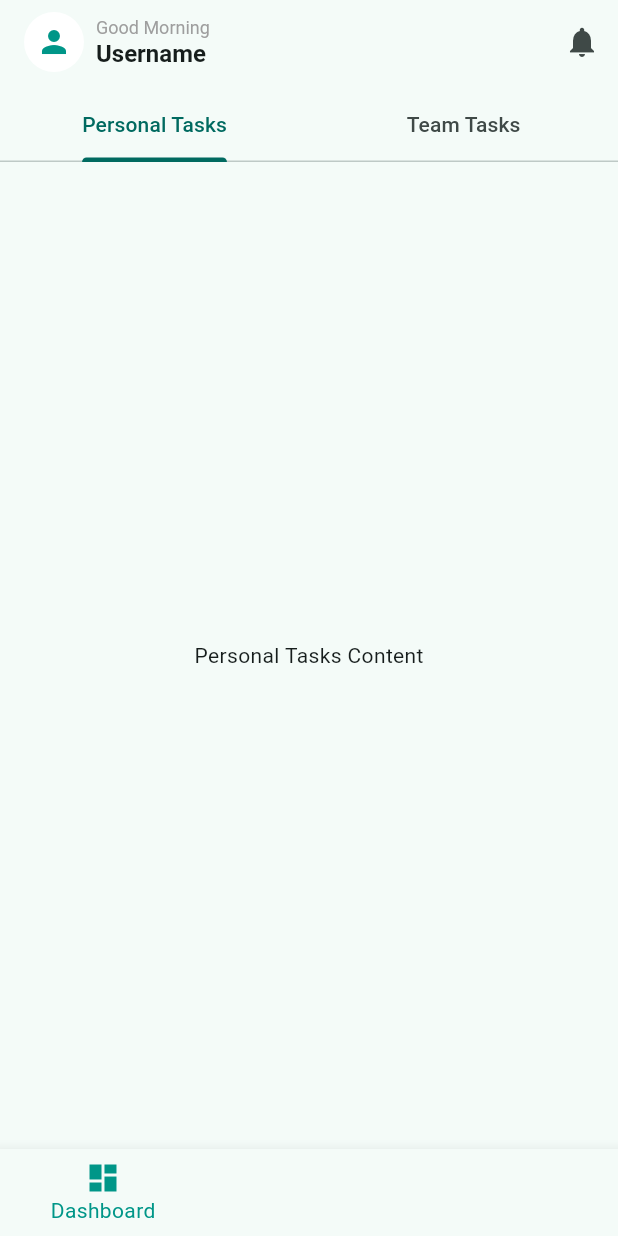
After one commit to OpiniIsaac/task-manager, a Flutter app: the Dashboard screen opened by its route, on a phone screen of 412 x 824 dp. The commit adds this screen. Run offline on Flutter 3.47's test engine with Material 2 defaults, Android fonts, the phone set to English and light mode, and no system bars.

Commit message:
started on home screen

```diff
--- a/lib/main.dart
+++ b/lib/main.dart
@@ -33,7 +33,7 @@ class MyApp extends StatelessWidget {
             '/third':(context) => ThirdWelcome(),
              '/login':(context) => Login(),
              '/signup':(context) => Register(),
-             '/home':(context) => Home()
+             '/home':(context) => Dashboard()
               },
       // home: Login(),
     );
--- /dev/null
+++ b/lib/scrrens/Tasks.dart
@@ -0,0 +1,50 @@
+import 'package:flutter/material.dart';
+import 'package:task_managaer/widgets/appbar.dart';
+
+class Tasks extends StatelessWidget {
+  @override
+  Widget build(BuildContext context) {
+    return DefaultTabController(
+      length: 2, // Number of tabs
+      child: Scaffold(
+
+        body: Column(
+          children: [
+            TabBar(
+              tabs: [
+                Tab(text: 'Personal Tasks'),
+                Tab(text: 'Team Tasks'),
+              ],
+            ),
+            Expanded(
+              child: TabBarView(
+                children: [
+                  PersonalTasksTab(),
+                  TeamTasksTab(),
+                ],
+              ),
+            ),
+          ],
+        ),
+      ),
+    );
+  }
+}
+
+class PersonalTasksTab extends StatelessWidget {
+  @override
+  Widget build(BuildContext context) {
+    return Center(
+      child: Text('Personal Tasks Content'),
+    );
+  }
+}
+
+class TeamTasksTab extends StatelessWidget {
+  @override
+  Widget build(BuildContext context) {
+    return Center(
+      child: Text('Team Tasks Content'),
+    );
+  }
+}
--- a/lib/scrrens/dashboard.dart
+++ b/lib/scrrens/dashboard.dart
@@ -1,46 +1,37 @@
 import 'package:flutter/material.dart';
+import 'package:task_managaer/scrrens/Tasks.dart';
 import 'package:task_managaer/widgets/appbar.dart';
 
-class Home extends StatefulWidget {
-  Home({Key? key}) : super(key: key);
+class Dashboard extends StatefulWidget {
+  Dashboard({Key? key}) : super(key: key);
 
   @override
-  State<Home> createState() => _HomeState();
+  State<Dashboard> createState() => _DashboardState();
 }
 
-class _HomeState extends State<Home> with SingleTickerProviderStateMixin {
-  late TabController _tabController;
-  int _currentIndex = 0;
+class _DashboardState extends State<Dashboard> with SingleTickerProviderStateMixin {
+int _selectedIndex = 0;
 
-  @override
-  void initState() {
-    super.initState();
-    _tabController = TabController(length: 2, vsync: this);
+  final List<Widget> _pages = [
+    Tasks(),
+    // ProfilePage(),
+    // SettingsPage(),
+  ];
+
+  void _onItemTapped(int index) {
+    setState(() {
+      _selectedIndex = index;
+    });
   }
-
   @override
   Widget build(BuildContext context) {
     return Scaffold(
       appBar: CustomAppBar(),
-      body: TabBarView(
-        controller: _tabController,
-        children: [
-          Center(
-            child: Text('My Task Content'),
-          ),
-          Center(
-            child: Text('Collaborative Task Content'),
-          ),
-        ],
-      ),
+      body:  _pages[_selectedIndex],
       bottomNavigationBar: BottomNavigationBar(
-        currentIndex: _currentIndex,
-        onTap: (index) {
-          setState(() {
-            _currentIndex = index;
-            _tabController.index = index;
-          });
-        },
+     currentIndex: _selectedIndex,
+        selectedItemColor: Colors.teal,
+        onTap: _onItemTapped,
         items: [
           BottomNavigationBarItem(
             icon: Icon(Icons.dashboard),
@@ -59,13 +50,10 @@ class _HomeState extends State<Home> with SingleTickerProviderStateMixin {
             label: 'Settings',
           ),
         ],
+       // Color when item is not selected
       ),
     );
   }
 
-  @override
-  void dispose() {
-    _tabController.dispose();
-    super.dispose();
-  }
+
 }
```
Also changed, not shown: lib/scrrens/Home.dart (added, +10 -0 lines), lib/scrrens/Colloborative.dart (added), lib/scrrens/Setting.dart (added).
